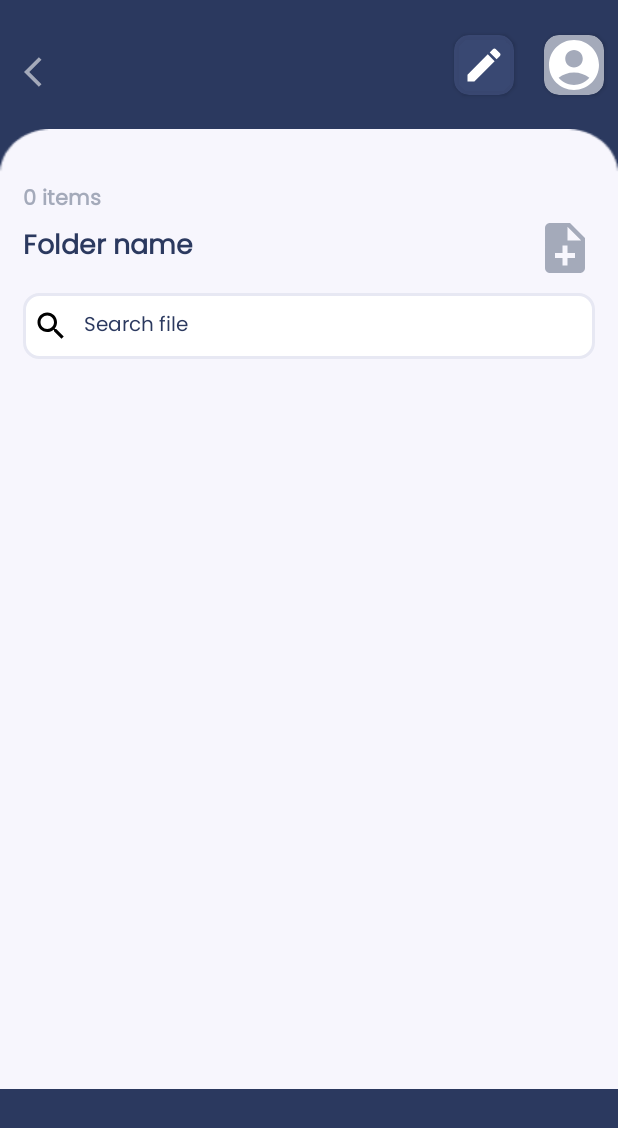
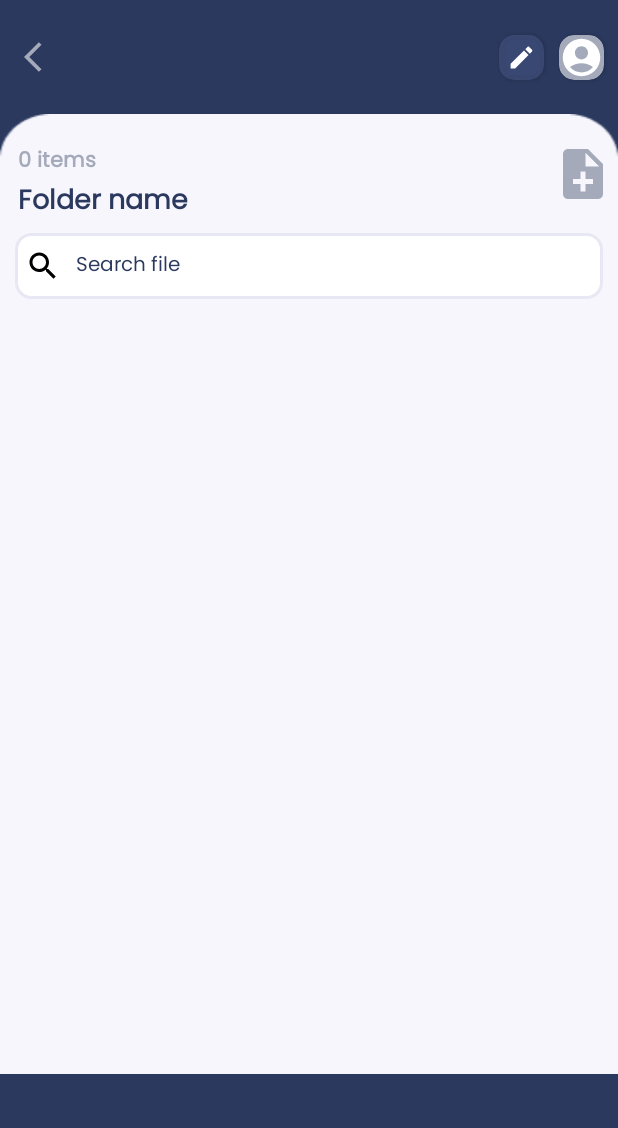
Before and after one commit to iZeroKim/K-cloud, an Android app: the FolderDetailsActivity screen opened directly, with no data from a screen before it, on a phone screen of 412 x 824 dp. Shown: the top 1128 px of the screen. Run offline under Robolectric (Android 15) with nearby library versions, the phone set to English and light mode, and no system bars; our stand-ins replace data binding; 2 statements that could not run were skipped.

Commit message:
Minor ui changes

```diff
--- a/app/src/main/res/layout/activity_folder_details.xml
+++ b/app/src/main/res/layout/activity_folder_details.xml
@@ -35,7 +35,7 @@
                     android:id="@+id/toolbar2"
                     android:layout_width="match_parent"
                     android:layout_height="?attr/actionBarSize"
-                    android:layout_marginTop="20dp"
+                    android:layout_marginTop="10dp"
                     android:background="@color/navy_blue"
                     android:elevation="0dp"
                     android:minHeight="?attr/actionBarSize"
@@ -51,12 +51,12 @@
 
 
                 <androidx.cardview.widget.CardView
-                    android:layout_width="40dp"
-                    android:layout_height="40dp"
+                    android:layout_width="30dp"
+                    android:layout_height="30dp"
                     android:layout_marginTop="10dp"
                     app:cardBackgroundColor="#D33D4C77"
                     app:cardCornerRadius="10dp"
-                    android:layout_marginRight="20dp"
+                    android:layout_marginRight="10dp"
                     app:layout_constraintBottom_toBottomOf="parent"
                     app:layout_constraintEnd_toStartOf="@+id/cardView"
                     app:layout_constraintTop_toTopOf="parent">
@@ -79,8 +79,8 @@
 
                 <androidx.cardview.widget.CardView
                     android:id="@+id/cardView"
-                    android:layout_width="40dp"
-                    android:layout_height="40dp"
+                    android:layout_width="30dp"
+                    android:layout_height="30dp"
                     android:layout_marginTop="10dp"
                     android:layout_marginEnd="9dp"
                     app:cardBackgroundColor="@color/icon_gray"
@@ -144,46 +144,43 @@
                     app:layout_constraintTop_toBottomOf="@+id/linearLayout"
                     app:layout_constraintVertical_weight="1">
 
+
                     <LinearLayout
                         android:layout_width="match_parent"
                         android:layout_height="wrap_content"
-                        android:layout_marginStart="15dp"
-                        android:layout_marginTop="35dp"
-                        android:layout_marginEnd="15dp"
+                        android:layout_marginStart="10dp"
+                        android:layout_marginEnd="5dp"
+                        android:layout_marginTop="20dp"
+                        android:layout_marginBottom="5dp"
                         android:layout_gravity="center"
                         android:orientation="horizontal">
-
+                        <LinearLayout
+                            android:layout_width="wrap_content"
+                            android:layout_height="wrap_content"
+                            android:orientation="vertical"
+                            android:layout_gravity="bottom"
+                            android:layout_weight="1">
                             <TextView
                                 android:layout_width="wrap_content"
                                 android:layout_height="wrap_content"
                                 android:layout_weight="1"
-                            android:layout_gravity="center"
-
+                                android:layout_marginBottom="0dp"
                                 android:text="0 items"
                                 android:textColor="@color/icon_gray"
                                 android:textStyle="bold" />
-
-                    </LinearLayout>
-                    <LinearLayout
-                        android:layout_width="match_parent"
-                        android:layout_height="wrap_content"
-                        android:layout_marginStart="15dp"
-                        android:layout_marginEnd="15dp"
-                        android:layout_marginBottom="10dp"
-                        android:layout_gravity="center"
-                        android:orientation="horizontal">
-
                             <TextView
                                 android:id="@+id/folderName"
                                 android:layout_width="wrap_content"
                                 android:layout_height="wrap_content"
                                 android:layout_weight="1"
-                            android:layout_gravity="center"
-
                                 android:text="Folder name"
+                                android:layout_marginTop="0dp"
                                 android:textColor="@color/navy_blue"
                                 android:textSize="18dp"
                                 android:textStyle="bold" />
+
+                        </LinearLayout>
+
 
                         <ImageView
                             android:id="@+id/addFile"
@@ -201,8 +198,8 @@
                     <LinearLayout
                         android:layout_width="match_parent"
                         android:layout_height="wrap_content"
-                        android:layout_marginStart="15dp"
-                        android:layout_marginEnd="15dp"
+                        android:layout_marginStart="10dp"
+                        android:layout_marginEnd="10dp"
                         android:layout_marginBottom="10dp"
                         android:layout_gravity="center"
                         android:orientation="horizontal">
--- a/app/src/main/res/layout/activity_main.xml
+++ b/app/src/main/res/layout/activity_main.xml
@@ -364,7 +364,7 @@
                     <androidx.recyclerview.widget.RecyclerView
                         android:id="@+id/rvfolders"
                         android:layout_width="match_parent"
-                        android:layout_height="300dp"
+                        android:layout_height="wrap_content"
                         android:orientation="vertical"
                         android:visibility="gone"
                         app:layoutManager="androidx.recyclerview.widget.LinearLayoutManager"
```
Lines whose indentation alone changed are shown as unchanged.
